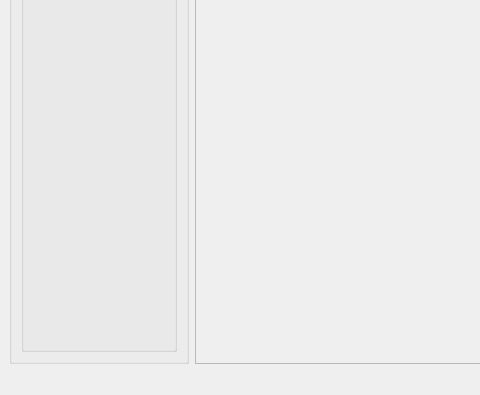
The window that Ink/editor.ui (ErnestsEida/project-ink) describes before a commit, drawn with Qt 5; both pictures show x 0 to 480 and y 325 to 720 of the 1280 by 720 pixel window.
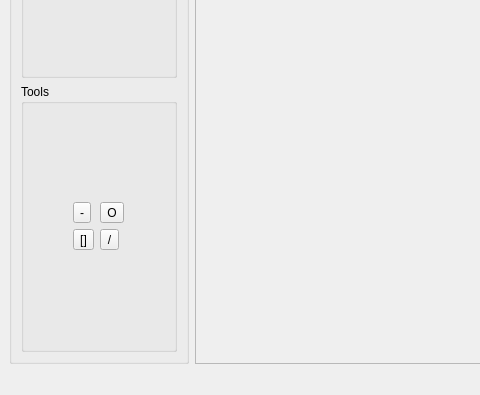
The same window after the commit. Icons and pictures are not drawn.

Commit message: Tools created and implemented

The edit to the form file:
```diff
--- a/Ink/editor.ui
+++ b/Ink/editor.ui
@@ -13,7 +13,7 @@
   <property name="minimumSize">
    <size>
     <width>320</width>
-    <height>180</height>
+    <height>512</height>
    </size>
   </property>
   <property name="windowTitle">
@@ -99,6 +99,88 @@
          <property name="text">
           <string>Pen width</string>
          </property>
+         <layout class="QGridLayout" name="gridLayout_3"/>
+        </widget>
+       </item>
+       <item row="7" column="0" colspan="4">
+        <widget class="QGroupBox" name="toolBox">
+         <property name="title">
+          <string>Tools</string>
+         </property>
+         <layout class="QGridLayout" name="gridLayout_5">
+          <item row="0" column="0">
+           <layout class="QGridLayout" name="gridLayout_4">
+            <item row="0" column="1">
+             <widget class="QToolButton" name="circleTool">
+              <property name="text">
+               <string>O</string>
+              </property>
+              <property name="icon">
+               <iconset resource="../images/templates/templates.qrc">
+                <normaloff>:/button_icons/circle_icon.png</normaloff>:/button_icons/circle_icon.png</iconset>
+              </property>
+              <property name="iconSize">
+               <size>
+                <width>64</width>
+                <height>64</height>
+               </size>
+              </property>
+             </widget>
+            </item>
+            <item row="0" column="0">
+             <widget class="QToolButton" name="lineTool">
+              <property name="text">
+               <string>-</string>
+              </property>
+              <property name="icon">
+               <iconset resource="../images/templates/templates.qrc">
+                <normaloff>:/button_icons/line_icon.png</normaloff>:/button_icons/line_icon.png</iconset>
+              </property>
+              <property name="iconSize">
+               <size>
+                <width>96</width>
+                <height>64</height>
+               </size>
+              </property>
+             </widget>
+            </item>
+            <item row="1" column="0">
+             <widget class="QToolButton" name="rectangleTool">
+              <property name="text">
+               <string>[]</string>
+              </property>
+              <property name="icon">
+               <iconset resource="../images/templates/templates.qrc">
+                <normaloff>:/button_icons/rectangle_icon.png</normaloff>:/button_icons/rectangle_icon.png</iconset>
+              </property>
+              <property name="iconSize">
+               <size>
+                <width>64</width>
+                <height>64</height>
+               </size>
+              </property>
+             </widget>
+            </item>
+            <item row="1" column="1">
+             <widget class="QToolButton" name="pencilTool">
+              <property name="text">
+               <string>/</string>
+              </property>
+              <property name="icon">
+               <iconset resource="../images/templates/templates.qrc">
+                <normaloff>:/button_icons/pencil_icon.png</normaloff>:/button_icons/pencil_icon.png</iconset>
+              </property>
+              <property name="iconSize">
+               <size>
+                <width>64</width>
+                <height>64</height>
+               </size>
+              </property>
+             </widget>
+            </item>
+           </layout>
+          </item>
+         </layout>
         </widget>
        </item>
       </layout>
```
Left out of the diff: 39 changed lines with no effect on the pictures. The commit also changes 14 other files.
